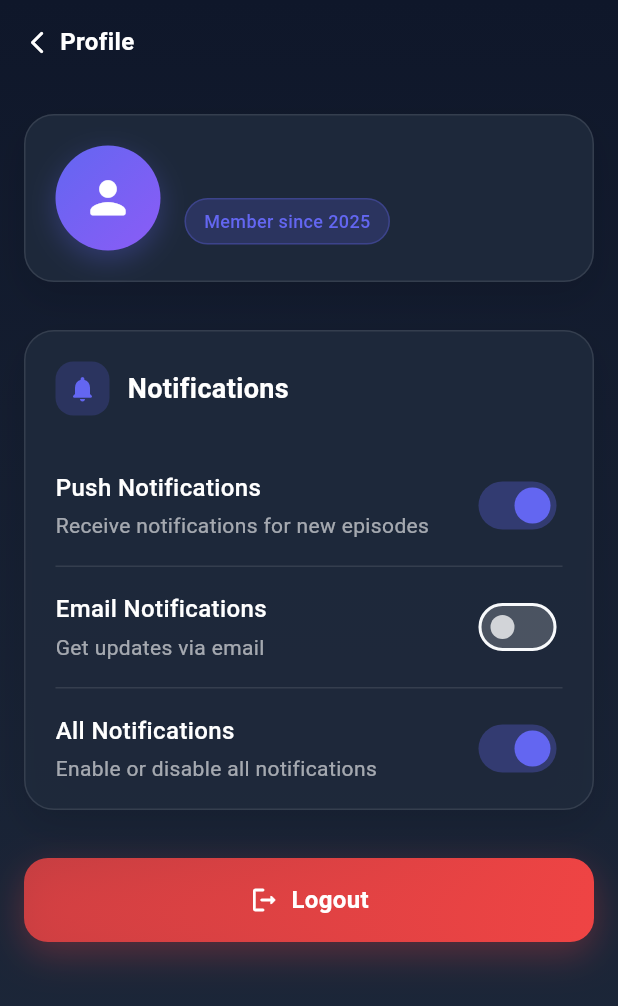
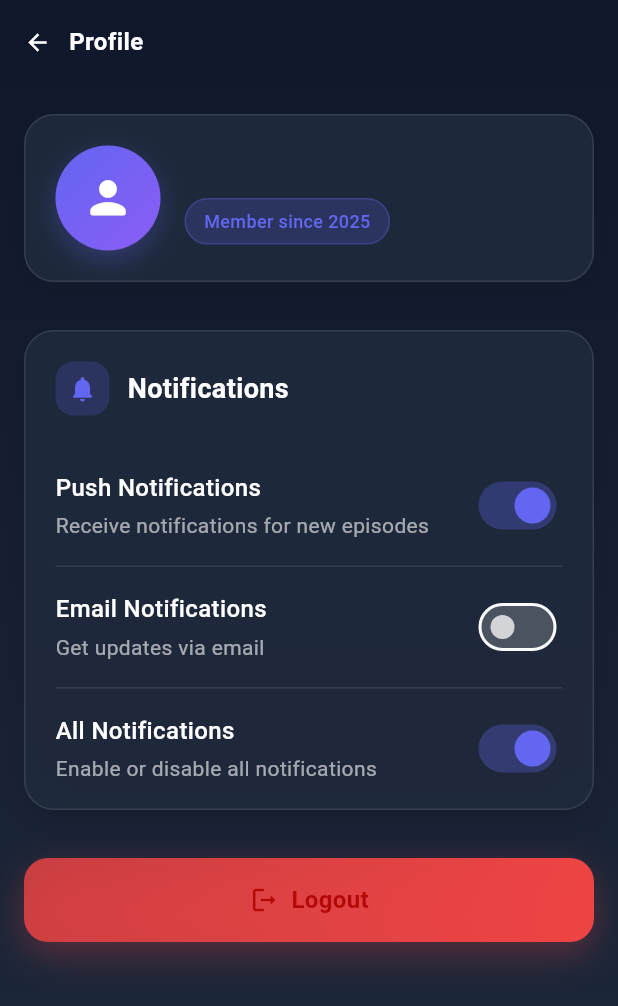
Before and after one commit to Kirragami/anime-updates-mobile, a Flutter app: the ProfileScreen screen opened directly, on a phone screen of 412 x 824 dp. Shown: the top 1006 px of the screen. Run offline on Flutter 3.47's test engine with Material 3 defaults, Android fonts, the phone set to English and light mode, and no system bars; drawn by our look-alikes of flutter_animate; our stand-ins replace cached_network_image, device_info_plus, dio, firebase_core, firebase_messaging, flutter_riverpod and 9 more; accounts and stored records are empty; generated files the repository leaves out were written again; network calls fail.

```diff
--- a/lib/screens/anime_list_screen.dart
+++ b/lib/screens/anime_list_screen.dart
@@ -149,11 +149,11 @@ class _AnimeListScreenState extends ConsumerState<AnimeListScreen> {
           GestureDetector(
             onTap: () => Navigator.of(context).pop(),
             child: const SizedBox(
-              width: 8,
+              width: 14,
               height: 32,
               child: Center(
                 child: Icon(
-                  Icons.arrow_back_ios_rounded,
+                  Icons.arrow_back,
                   color: Colors.white,
                   size: 18,
                 ),
--- a/lib/screens/my_shows_screen.dart
+++ b/lib/screens/my_shows_screen.dart
@@ -90,11 +90,11 @@ class _MyShowsScreenState extends ConsumerState<MyShowsScreen>
           GestureDetector(
             onTap: () => Navigator.of(context).pop(),
             child: const SizedBox(
-              width: 8,
+              width: 14,
               height: 32,
               child: Center(
                 child: Icon(
-                  Icons.arrow_back_ios_rounded,
+                  Icons.arrow_back,
                   color: Colors.white,
                   size: 18,
                 ),
--- a/lib/screens/profile_screen.dart
+++ b/lib/screens/profile_screen.dart
@@ -56,11 +56,11 @@ class _ProfileScreenState extends ConsumerState<ProfileScreen> {
           GestureDetector(
             onTap: () => Navigator.of(context).pop(),
             child: const SizedBox(
-              width: 8,
+              width: 14,
               height: 32,
               child: Center(
                 child: Icon(
-                  Icons.arrow_back_ios_rounded,
+                  Icons.arrow_back,
                   color: Colors.white,
                   size: 18,
                 ),
@@ -354,14 +354,14 @@ class _ProfileScreenState extends ConsumerState<ProfileScreen> {
               children: [
                 Icon(
                   Icons.logout_rounded,
-                  color: Colors.white,
+                  color: Color.fromARGB(255, 180, 9, 9),
                   size: 20,
                 ),
                 SizedBox(width: 8),
                 Text(
                   'Logout',
                   style: TextStyle(
-                    color: Colors.white,
+                    color: Color.fromARGB(255, 180, 9, 9),
                     fontSize: 16,
                     fontWeight: FontWeight.w600,
                   ),
```
